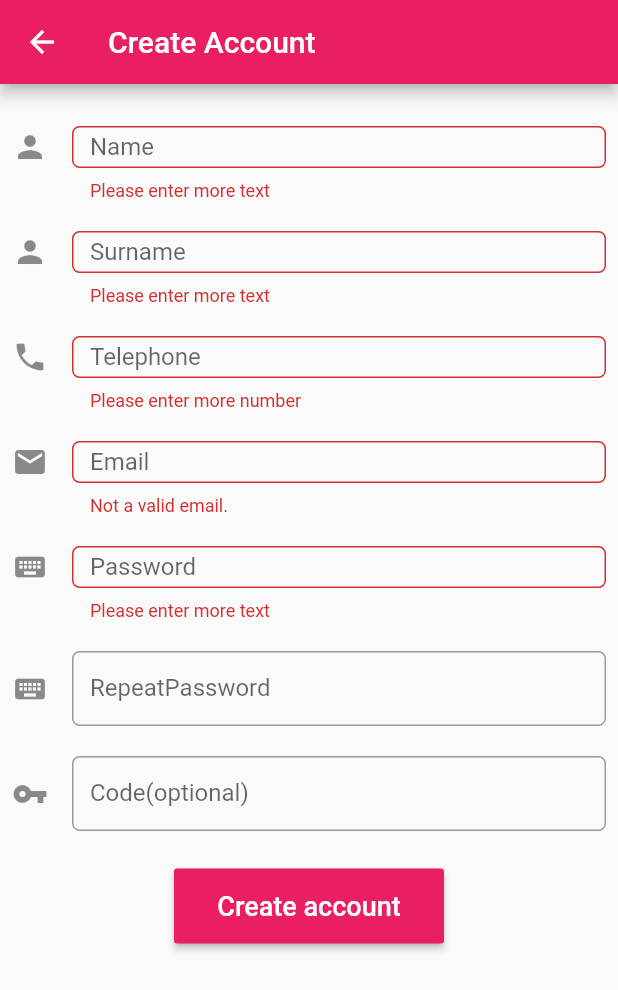
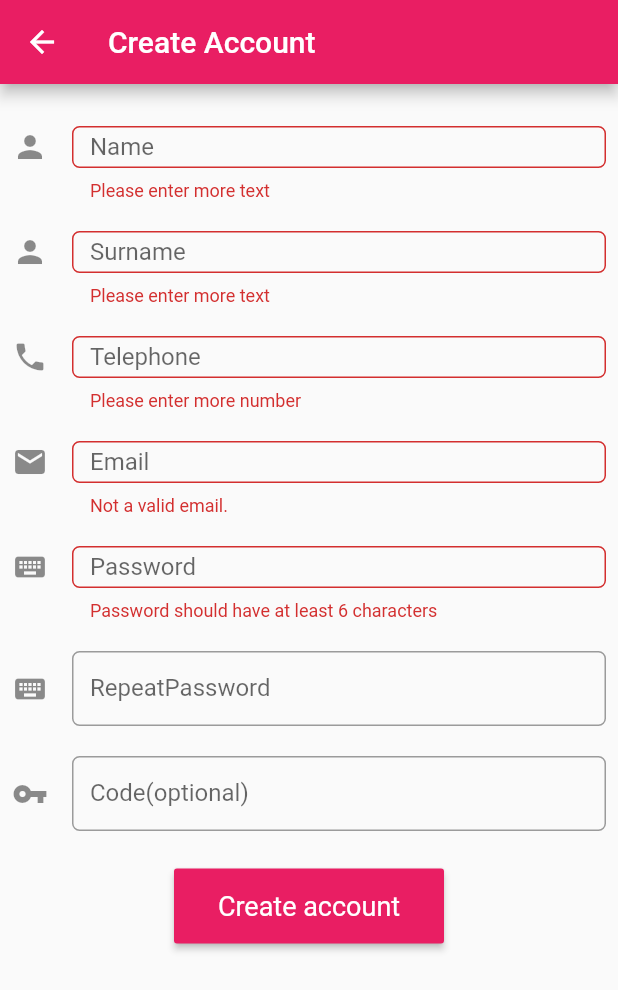
Before and after one commit to digitalnomadacademy/dart-playgrounds, a Flutter app: the CreateAccountPage screen opened by its route, after a tap on "Create account", on a phone screen of 412 x 824 dp. Shown: the top 990 px of the screen. Run offline on Flutter 3.47's test engine with Material 2 defaults, Android fonts, the phone set to English and light mode, and no system bars; our stand-ins replace cloud_firestore, email_validator, firebase_auth, percent_indicator, rxdart; missing offline and left inert: simple_logger; accounts and stored records are empty.

Commit message:
added themes and made changes as requested

```diff
--- a/lib/mvos/ui/page/create_account_page.dart
+++ b/lib/mvos/ui/page/create_account_page.dart
@@ -8,7 +8,6 @@ class CreateAccountPage extends StatelessWidget {
     return Scaffold(
       appBar: AppBar(
         automaticallyImplyLeading: false,
-        backgroundColor: Colors.pink,
         title: Text('Create Account'),
         leading: IconButton(
           icon: Icon(Icons.arrow_back),
--- a/lib/mvos/ui/widgets/create_account_form.dart
+++ b/lib/mvos/ui/widgets/create_account_form.dart
@@ -25,6 +25,7 @@ class _CreateAccountFormState extends State<CreateAccountForm> {
   var _passwordFocusNode = FocusNode();
   var _repeatPasswordFocusNode = FocusNode();
   var _codeFocusNode = FocusNode();
+
   @override
   Widget build(BuildContext context) {
     return Padding(
@@ -34,17 +35,17 @@ class _CreateAccountFormState extends State<CreateAccountForm> {
         child: SingleChildScrollView(
           child: Column(
             children: <Widget>[
-
               SizedBox(
                 height: 20,
               ),
-              Container(height: 50,
+              Container(
+                height: 50,
                 child: TextFormField(
                   controller: _nameController,
                   textInputAction: TextInputAction.go,
                   onEditingComplete: () => _surnameFocusNode.requestFocus(),
                   validator: (value) {
-                    if (value.length < 3) {
+                    if (value.length < 2) {
                       return 'Please enter more text';
                     }
                     return null;
@@ -63,14 +64,15 @@ class _CreateAccountFormState extends State<CreateAccountForm> {
               SizedBox(
                 height: 20,
               ),
-              Container(height: 50,
+              Container(
+                height: 50,
                 child: TextFormField(
                   focusNode: _surnameFocusNode,
                   textInputAction: TextInputAction.go,
                   onEditingComplete: () => _phoneFocusNode.requestFocus(),
                   controller: _surnameController,
                   validator: (value) {
-                    if (value.length < 3) {
+                    if (value.length < 2) {
                       return 'Please enter more text';
                     }
                     return null;
@@ -88,16 +90,17 @@ class _CreateAccountFormState extends State<CreateAccountForm> {
               ),
               SizedBox(
                 height: 20,
-              ),Container(height: 50,
+              ),
+              Container(
+                height: 50,
                 child: TextFormField(
                   focusNode: _phoneFocusNode,
                   textInputAction: TextInputAction.go,
                   onEditingComplete: () => _emailFocusNode.requestFocus(),
                   controller: _phoneController,
                   validator: (value) {
-                    if (value.length<9) {
+                    if (value.length < 8) {
                       return 'Please enter more number';
-
                     }
                     return null;
                   },
@@ -116,7 +119,8 @@ class _CreateAccountFormState extends State<CreateAccountForm> {
               SizedBox(
                 height: 20,
               ),
-              Container(height: 50,
+              Container(
+                height: 50,
                 child: TextFormField(
                   focusNode: _emailFocusNode,
                   controller: _emailController,
@@ -136,20 +140,22 @@ class _CreateAccountFormState extends State<CreateAccountForm> {
                   ),
                 ),
               ),
-
               SizedBox(
                 height: 20,
               ),
-              Container(height: 50,
+              Container(
+                height: 50,
                 child: TextFormField(
                   focusNode: _passwordFocusNode,
                   textInputAction: TextInputAction.go,
-                  onEditingComplete: () => _repeatPasswordFocusNode.requestFocus(),
+                  onEditingComplete: () =>
+                      _repeatPasswordFocusNode.requestFocus(),
                   controller: _passwordController,
                   validator: (value) {
-                   if (value.length < 6) {
-                     return 'Please enter more text';
-                   }  return null;
+                    if (value.length < 5) {
+                      return 'Password should have at least 6 characters';
+                    }
+                    return null;
                   },
                   keyboardType: TextInputType.phone,
                   obscureText: true,
@@ -167,16 +173,18 @@ class _CreateAccountFormState extends State<CreateAccountForm> {
               SizedBox(
                 height: 20,
               ),
-              Container(height: 50,
+              Container(
+                height: 50,
                 child: TextFormField(
                   focusNode: _repeatPasswordFocusNode,
                   textInputAction: TextInputAction.go,
                   onEditingComplete: () => _codeFocusNode.requestFocus(),
                   controller: _repeatPasswordController,
                   validator: (value) {
-                  if (value != _passwordController.text) {
-                    return 'Password is not matching';
-                  }return null;
+                    if (value != _passwordController.text) {
+                      return 'Password is not matching';
+                    }
+                    return null;
                   },
                   keyboardType: TextInputType.phone,
                   obscureText: true,
@@ -194,7 +202,8 @@ class _CreateAccountFormState extends State<CreateAccountForm> {
               SizedBox(
                 height: 20,
               ),
-              Container(height: 50,
+              Container(
+                height: 50,
                 child: TextFormField(
                   focusNode: _codeFocusNode,
                   controller: _codeController,
@@ -220,7 +229,6 @@ class _CreateAccountFormState extends State<CreateAccountForm> {
                     width: 180,
                     height: 50,
                     child: RaisedButton(
-                      color: Colors.pink,
                       //this will be block function instead of arrow,
                       // because you will first validate form
                       // before sending the data trough observable.
@@ -234,7 +242,10 @@ class _CreateAccountFormState extends State<CreateAccountForm> {
 
                       child: Text(
                         'Create account',
-                        style: TextStyle(color: Colors.white, fontSize: 18),
+                        style: Theme.of(context)
+                            .textTheme
+                            .display1
+                            .copyWith(color: Colors.white),
                       ),
                     ),
                   ),
```
Also changed, not shown: lib/main.dart (+8 -1 lines), lib/mvos/ui/page/logIn_page.dart (+2 -34 lines), lib/mvos/ui/page/welcome_page.dart (+8 -2 lines), lib/mvos/ui/widgets/loginPage_form.dart (added, +48 -0 lines).
